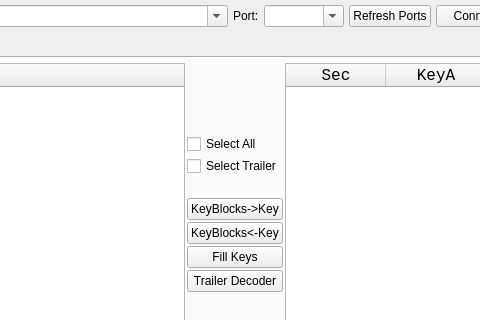
Qt form src/ui/mainwindow.ui (wh201906/Proxmark3GUI) before a commit; both pictures show x 444 to 924 and y 0 to 320 of the 1050 by 750 pixel window.
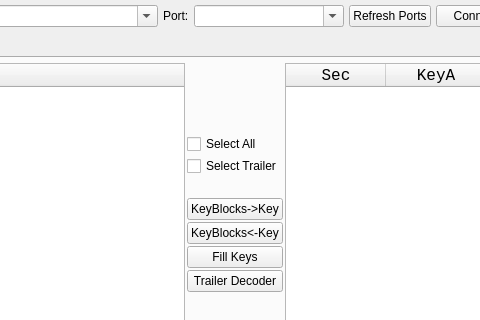
The same form after that commit.

Commit message:
Fix the user input for "Port"
Port can be something not listed in the combobox, like
tcp:192.168.xxx.xxx:xxxxx(25 characters)
bt:aa:bb:cc:dd:ee:ff(20 characters)

What changed in the file:
```diff
--- a/src/ui/mainwindow.ui
+++ b/src/ui/mainwindow.ui
@@ -94,6 +94,9 @@
         <property name="editable">
          <bool>true</bool>
         </property>
+        <property name="minimumContentsLength">
+         <number>15</number>
+        </property>
        </widget>
       </item>
       <item>
```
The commit also changes 1 other file.
